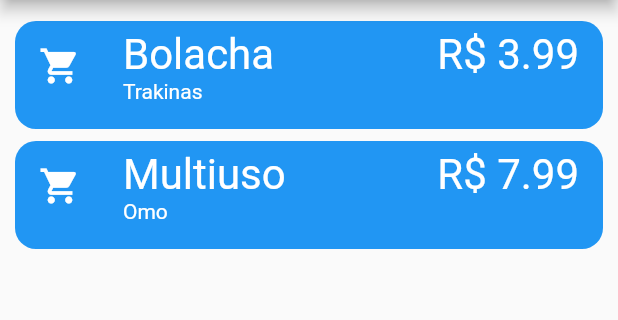
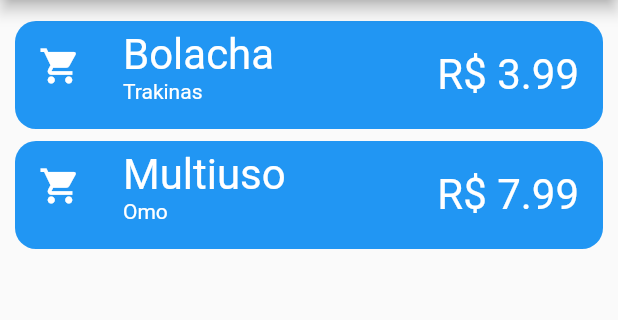
Before and after one commit to Canudo319/shopping-list-app, a Flutter app: the screen it shows after launch, on a phone screen of 412 x 824 dp, the part 84-404 px from its top. Run offline on Flutter 3.47's test engine with Material 2 defaults, Android fonts, the phone set to English and light mode, and no system bars; our stand-ins replace shared_preferences.

Commit message:
Agora Clicar nos icones traz uma tela vazia

```diff
--- /dev/null
+++ b/lib/ui/home_app.dart
@@ -0,0 +1,60 @@
+import 'package:flutter/material.dart';
+
+import '../models/shopping_item_model.dart';
+import '../widgets/greeter_widget.dart';
+import '../widgets/shopping_item_list_tile.dart';
+import 'item_inspection.dart';
+
+class HomeApp extends StatelessWidget {
+  const HomeApp({Key? key}) : super(key: key);
+
+  @override
+  Widget build(BuildContext context) {
+    List<ShoppingItemListTile> _extract(List<ShoppingItemModel> listaItens) {
+      List<ShoppingItemListTile> listTiles = [];
+
+      for (var item in listaItens) {
+        listTiles.add(ShoppingItemListTile(item));
+      }
+
+      return listTiles;
+    }
+
+    var itens = [
+      ShoppingItemModel(
+        id: 1,
+        name: "Bolacha",
+        price: 3.99,
+        brand: "Trakinas",
+      ),
+      ShoppingItemModel(
+        id: 2,
+        name: "Multiuso",
+        price: 7.99,
+        brand: "Omo",
+        type: "Limpeza",
+      ),
+    ];
+
+    return Scaffold(
+      appBar: AppBar(
+        backgroundColor: Theme.of(context).primaryColor,
+        title: const GreeterWidget(),
+        actions: [
+          RawMaterialButton(
+            onPressed: () {},
+            shape: const CircleBorder(),
+            child: const Icon(
+              Icons.format_paint,
+              color: Colors.white,
+            ),
+          )
+        ],
+      ),
+      body: ListView(
+        padding: const EdgeInsets.all(10),
+        children: [..._extract(itens)],
+      ),
+    );
+  }
+}
--- /dev/null
+++ b/lib/ui/item_inspection.dart
@@ -0,0 +1,18 @@
+import 'package:flutter/material.dart';
+import 'package:shopping_list_app/models/shopping_item_model.dart';
+
+class ItemInspection extends StatelessWidget {
+  final ShoppingItemModel item;
+
+  const ItemInspection(this.item, {Key? key}) : super(key: key);
+
+  @override
+  Widget build(BuildContext context) {
+    return Scaffold(
+      appBar: AppBar(
+        backgroundColor: Theme.of(context).primaryColor,
+        title: Text(item.name),
+      ),
+    );
+  }
+}
--- a/lib/ui/shopping_list_app.dart
+++ b/lib/ui/shopping_list_app.dart
@@ -1,65 +1,17 @@
 import 'package:flutter/material.dart';
-import 'package:shopping_list_app/models/shopping_item_model.dart';
-import 'package:shopping_list_app/widgets/greeter_widget.dart';
-import 'package:shopping_list_app/widgets/shopping_item_list_tile.dart';
+import 'package:shopping_list_app/ui/home_app.dart';
 
 class ShoppingListApp extends StatelessWidget {
   const ShoppingListApp({Key? key}) : super(key: key);
 
-  List<ShoppingItemListTile> _extract(List<ShoppingItemModel> listaItens) {
-    List<ShoppingItemListTile> listTiles = [];
-
-    for (var item in listaItens) {
-      listTiles.add(ShoppingItemListTile(item));
-    }
-
-    return listTiles;
-  }
-
   @override
   Widget build(BuildContext context) {
-    var itens = [
-      ShoppingItemModel(
-        id: 1,
-        name: "Bolacha",
-        price: 3.99,
-        brand: "Trakinas",
+    return MaterialApp(
+      title: "Shopping App",
+      theme: ThemeData(
+        primaryColor: Colors.blue,
       ),
-      ShoppingItemModel(
-        id: 2,
-        name: "Multiuso",
-        price: 7.99,
-        brand: "Omo",
-        type: "Limpeza",
-      ),
-    ];
-
-    var themeData = ThemeData(
-      primaryColor: Colors.blue,
-    );
-
-    return MaterialApp(
-      theme: themeData,
-      home: Scaffold(
-        appBar: AppBar(
-          backgroundColor: themeData.primaryColor,
-          title: const GreeterWidget(),
-          actions: [
-            RawMaterialButton(
-              onPressed: () {},
-              shape: const CircleBorder(),
-              child: const Icon(
-                Icons.format_paint,
-                color: Colors.white,
-              ),
-            )
-          ],
-        ),
-        body: ListView(
-          padding: const EdgeInsets.all(10),
-          children: [..._extract(itens)],
-        ),
-      ),
+      home: const HomeApp(),
     );
   }
 }
--- a/lib/widgets/shopping_item_list_tile.dart
+++ b/lib/widgets/shopping_item_list_tile.dart
@@ -1,5 +1,7 @@
 import 'package:flutter/material.dart';
-import 'package:shopping_list_app/models/shopping_item_model.dart';
+
+import '../models/shopping_item_model.dart';
+import '../ui/item_inspection.dart';
 
 class ShoppingItemListTile extends StatelessWidget {
   final ShoppingItemModel item;
@@ -11,19 +13,27 @@ class ShoppingItemListTile extends StatelessWidget {
     return Padding(
       padding: const EdgeInsets.fromLTRB(0, 4, 0, 4),
       child: ListTile(
-        onTap: () {},
+        onTap: () {
+          Navigator.push(
+            context,
+            MaterialPageRoute<void>(
+              builder: (BuildContext context) => ItemInspection(item),
+            ),
+          );
+        },
         leading: const Icon(
           Icons.shopping_cart,
           color: Colors.white,
           size: 28,
         ),
-        title: _ShoppingItemListNameText(item),
+        title: _ShoppingItemListNameText(item.name),
         subtitle: Text(
           item.brand ?? "",
           style: const TextStyle(
             color: Colors.white,
           ),
         ),
+        trailing: _ShoppingItemListNameText("R\$ ${item.price}"),
         tileColor: Theme.of(context).primaryColor,
         shape: RoundedRectangleBorder(
           borderRadius: BorderRadius.circular(
@@ -36,30 +46,18 @@ class ShoppingItemListTile extends StatelessWidget {
 }
 
 class _ShoppingItemListNameText extends StatelessWidget {
-  final ShoppingItemModel item;
+  final String text;
 
-  const _ShoppingItemListNameText(this.item, {Key? key}) : super(key: key);
+  const _ShoppingItemListNameText(this.text, {Key? key}) : super(key: key);
 
   @override
   Widget build(BuildContext context) {
-    return Row(
-      children: [
-        Text(
-          item.name,
-          style: const TextStyle(
-            fontSize: 28,
-            color: Colors.white,
-          ),
-        ),
-        const Spacer(),
-        Text(
-          "R\$ ${item.price}",
-          style: const TextStyle(
-            fontSize: 28,
-            color: Colors.white,
-          ),
-        ),
-      ],
+    return Text(
+      text,
+      style: const TextStyle(
+        fontSize: 28,
+        color: Colors.white,
+      ),
     );
   }
 }
```
